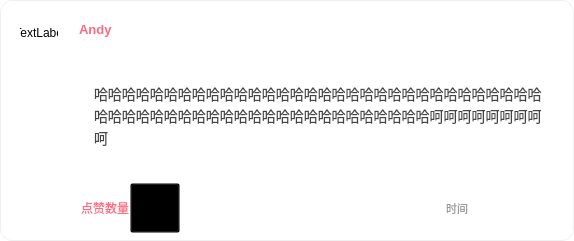
FrenchFries-101/frontend, file ui/single_reply.ui: the form before one commit.
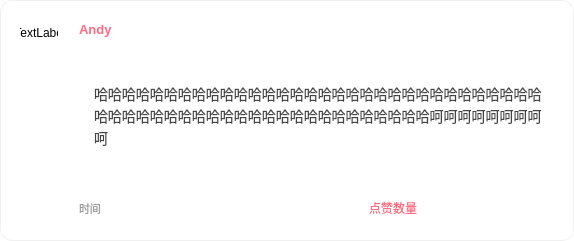
The form after the commit. Icons and pictures are not drawn.

Patch:
```diff
--- a/ui/single_reply.ui
+++ b/ui/single_reply.ui
@@ -95,7 +95,22 @@
 
 
 /* ================= Like 按钮 ================= */
+QPushButton#like_btn {
+    background-color: pink;
+    color: white;
+    border-radius: 8px;
 
+	qproperty-icon: url(resources/icons/heart.png);
+    qproperty-iconSize: 20px 20px;
+}
+
+QPushButton#like_btn:hover {
+    background-color: #ff9aa2;
+}
+
+QPushButton#like_btn:pressed {
+    background-color: #ff6f91;
+}
 
 
 /* ================= 子组件透明 ================= */
@@ -306,6 +321,12 @@
       </item>
       <item>
        <widget class="QWidget" name="bottom" native="true">
+        <property name="sizePolicy">
+         <sizepolicy hsizetype="Minimum" vsizetype="Fixed">
+          <horstretch>0</horstretch>
+          <verstretch>0</verstretch>
+         </sizepolicy>
+        </property>
         <property name="minimumSize">
          <size>
           <width>0</width>
@@ -334,8 +355,30 @@
          <property name="bottomMargin">
           <number>0</number>
          </property>
+         <item>
+          <widget class="QLabel" name="time">
+           <property name="minimumSize">
+            <size>
+             <width>30</width>
+             <height>0</height>
+            </size>
+           </property>
+           <property name="text">
+            <string>时间</string>
+           </property>
+           <property name="alignment">
+            <set>Qt::AlignmentFlag::AlignLeading|Qt::AlignmentFlag::AlignLeft|Qt::AlignmentFlag::AlignVCenter</set>
+           </property>
+          </widget>
+         </item>
          <item>
           <widget class="QLabel" name="like">
+           <property name="sizePolicy">
+            <sizepolicy hsizetype="Minimum" vsizetype="Fixed">
+             <horstretch>0</horstretch>
+             <verstretch>0</verstretch>
+            </sizepolicy>
+           </property>
            <property name="minimumSize">
             <size>
              <width>0</width>
@@ -376,27 +419,23 @@
              <height>50</height>
             </size>
            </property>
+           <property name="autoFillBackground">
+            <bool>false</bool>
+           </property>
            <property name="styleSheet">
             <string notr="true"/>
            </property>
            <property name="text">
             <string/>
            </property>
-          </widget>
-         </item>
-         <item>
-          <widget class="QLabel" name="time">
-           <property name="minimumSize">
+           <property name="iconSize">
             <size>
-             <width>30</width>
-             <height>0</height>
+             <width>10</width>
+             <height>10</height>
             </size>
            </property>
-           <property name="text">
-            <string>时间</string>
-           </property>
-           <property name="alignment">
-            <set>Qt::AlignmentFlag::AlignRight|Qt::AlignmentFlag::AlignTrailing|Qt::AlignmentFlag::AlignVCenter</set>
+           <property name="flat">
+            <bool>true</bool>
            </property>
           </widget>
          </item>
```
